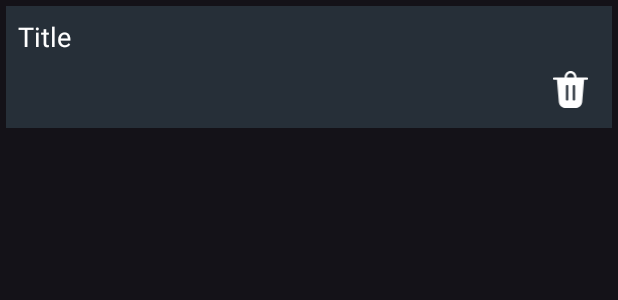
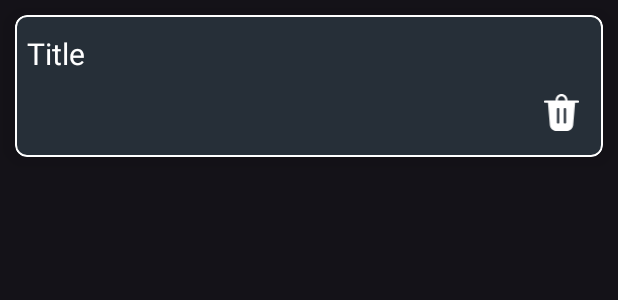
Before and after one commit to Ilmiddin1701/My-Notes-Api, an Android app: the layout item_rv.xml on its own in the app's theme, with its tools: preview values and no code run, on a phone screen of 412 x 824 dp. Shown: the top 300 px of the screen. Run offline under Robolectric (Android 15) with nearby library versions, the phone set to English and light mode, and no system bars.

Commit message:
my notes

```diff
--- a/app/src/main/res/layout/item_rv.xml
+++ b/app/src/main/res/layout/item_rv.xml
@@ -4,13 +4,12 @@
     xmlns:tools="http://schemas.android.com/tools"
     android:layout_width="match_parent"
     android:layout_height="wrap_content"
-    android:layout_marginStart="4dp"
-    android:layout_marginTop="4dp"
-    android:layout_marginEnd="4dp"
+    android:layout_margin="10dp"
     android:backgroundTint="#262F38"
-    app:cardCornerRadius="0dp"
-    app:cardElevation="0dp"
-    app:strokeColor="@android:color/transparent">
+    app:cardCornerRadius="8dp"
+    app:cardElevation="8dp"
+    app:strokeColor="@color/white"
+    app:strokeWidth="1dp">
 
     <RelativeLayout
         android:layout_width="match_parent"
@@ -20,10 +19,13 @@
             android:id="@+id/tvSarlavha"
             android:layout_width="wrap_content"
             android:layout_height="wrap_content"
-            android:layout_margin="8dp"
+            android:layout_marginStart="8dp"
+            android:layout_marginTop="12dp"
+            android:layout_marginEnd="8dp"
+            android:layout_marginBottom="8dp"
             android:text="@string/title"
             android:textColor="@color/white"
-            android:textSize="18sp"
+            android:textSize="20sp"
             tools:ignore="RelativeOverlap" />
 
         <TextView
@@ -31,9 +33,12 @@
             android:layout_width="wrap_content"
             android:layout_height="wrap_content"
             android:layout_below="@id/tvSarlavha"
-            android:layout_margin="8dp"
+            android:layout_marginStart="8dp"
+            android:layout_marginTop="8dp"
+            android:layout_marginEnd="8dp"
+            android:layout_marginBottom="12dp"
             android:textColor="@color/white"
-            android:textSize="18sp" />
+            android:textSize="20sp" />
 
         <ImageView
             android:id="@+id/btnDelete"
```
